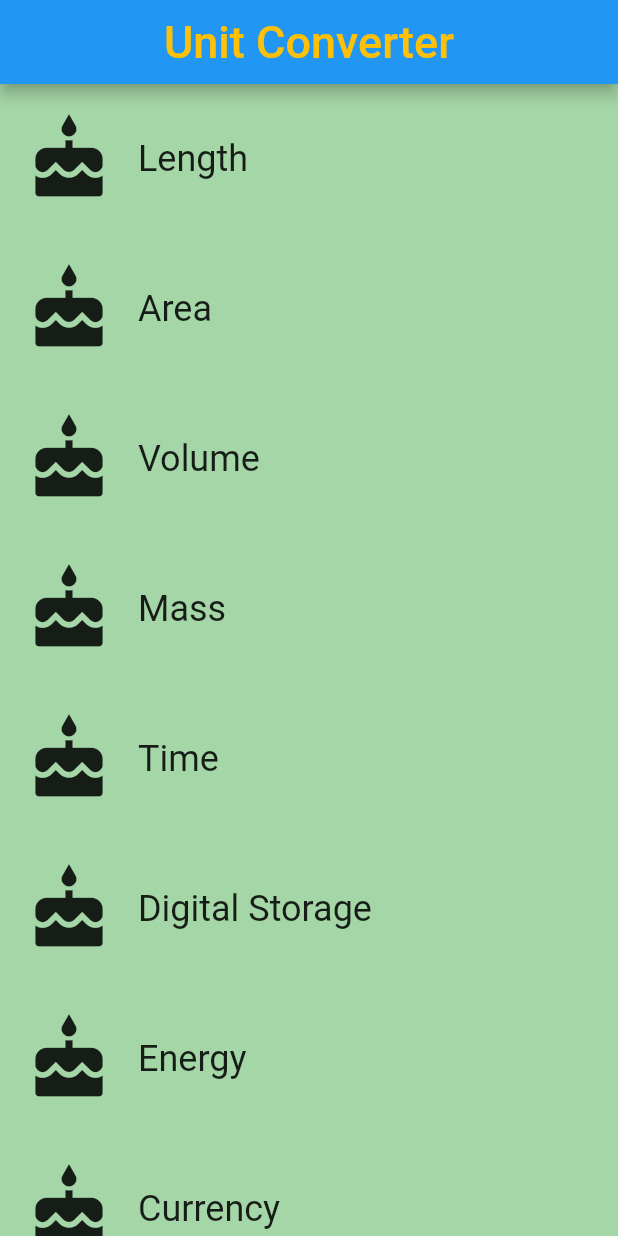
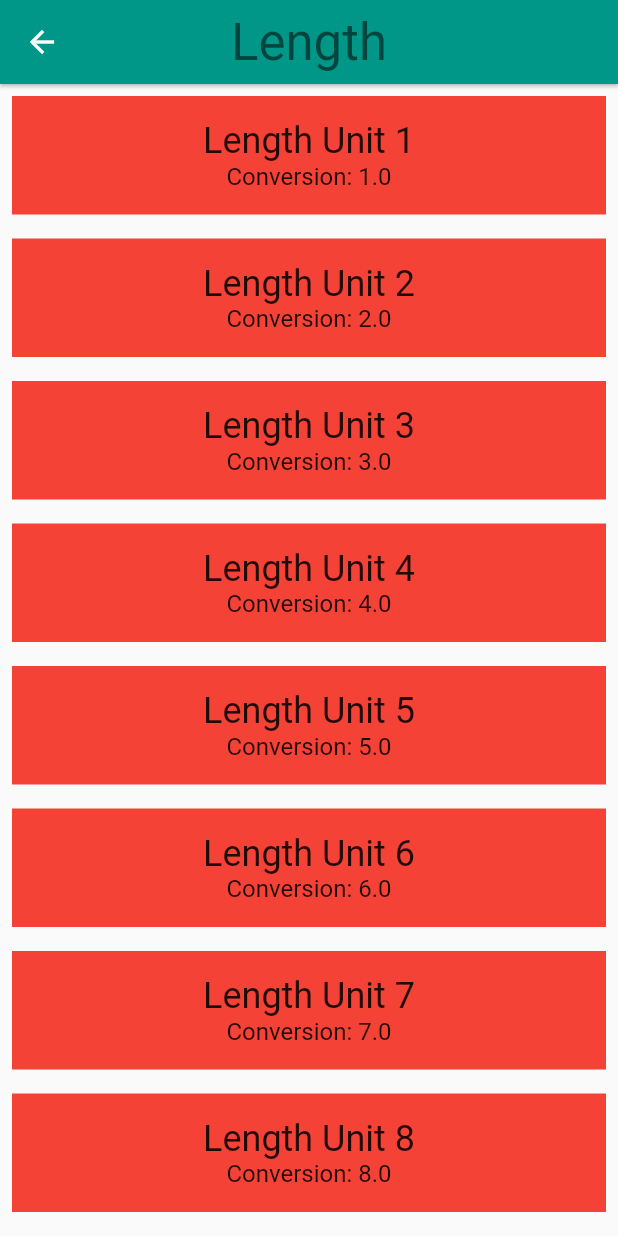
Before and after one commit to visiodeibc/flutter_udacity_practice, a Flutter app: the screen it shows after launch, after a tap on "Length", on a phone screen of 412 x 824 dp. Run offline on Flutter 3.47's test engine with Material 2 defaults, Android fonts, the phone set to English and light mode, and no system bars.

```diff
--- a/lib/category.dart
+++ b/lib/category.dart
@@ -4,14 +4,17 @@
 
 // To keep your imports tidy, follow the ordering guidelines at
 // https://www.dartlang.org/guides/language/effective-dart/style#ordering
+import 'package:flutter/material.dart';
+// @required is defined in the meta.dart package
+import 'package:meta/meta.dart';
+import 'converter_route.dart';
+import 'unit.dart';
 
-import 'package:flutter/material.dart';
-import 'package:meta/meta.dart';
-import 'dart:math' as math;
+// We use an underscore to indicate that these variables are private.
+// See https://www.dartlang.org/guides/language/effective-dart/design#libraries
+final _rowHeight = 100.0;
+final _borderRadius = BorderRadius.circular(_rowHeight / 2);
 
-
-final _rowHeight = 100.0;
-final _borderRadius = BorderRadius.circular(_rowHeight/2);
 /// A custom [Category] widget.
 ///
 /// The widget is composed on an [Icon] and [Text]. Tapping on the widget shows
@@ -20,20 +23,51 @@ class Category extends StatelessWidget {
   final String name;
   final ColorSwatch color;
   final IconData iconLocation;
+  final List<Unit> units;
+
   /// Creates a [Category].
   ///
   /// A [Category] saves the name of the Category (e.g. 'Length'), its color for
   /// the UI, and the icon that represents it (e.g. a ruler).
-  // TODO: You'll need the name, color, and iconLocation from main.dart
+  // While the @required checks for whether a named parameter is passed in,
+  // it doesn't check whether the object passed in is null. We check that
+  // in the assert statement.
   const Category({
     Key key,
     @required this.name,
     @required this.color,
     @required this.iconLocation,
-  }) :assert(name != null),
+    @required this.units,
+  })  : assert(name != null),
         assert(color != null),
         assert(iconLocation != null),
-    super (key: key);
+        assert(units != null),
+        super(key: key);
+
+  /// Navigates to the [ConverterRoute].
+  void _navigateToConverter(BuildContext context) {
+    // TODO: Using the Navigator, navigate to the [ConverterRoute]
+    Navigator.of(context).push(MaterialPageRoute<Null>(
+      builder: (BuildContext context) {
+        return Scaffold(
+          appBar: AppBar(
+            elevation: 1.0,
+            title: Text(
+              name,
+              style: Theme.of(context).textTheme.display1,
+            ),
+            centerTitle: true,
+            backgroundColor: color,
+          ),
+          body: ConverterRoute(
+            color: color,
+            name: name,
+            units: units,
+          ),
+        );
+      },
+    ));
+  }
 
   /// Builds a custom widget that shows [Category] information.
   ///
@@ -44,17 +78,30 @@ class Category extends StatelessWidget {
   // Theme ancestor in the tree. Below, we obtain the display1 text theme.
   // See https://docs.flutter.io/flutter/material/Theme-class.html
   Widget build(BuildContext context) {
-    // TODO: Build the custom widget here, referring to the Specs.
     return Material(
       color: Colors.transparent,
       child: Container(
         height: _rowHeight,
         child: InkWell(
           borderRadius: _borderRadius,
-          onTap: () { print('I was tapped!'); } ,
-          highlightColor: Color((math.Random().nextDouble() * 0xFFFFFF).toInt() << 0).withOpacity(1.0),
-          child:Row(
-            children: <Widget>[
+          highlightColor: color,
+          splashColor: color,
+          // We can use either the () => function() or the () { function(); }
+          // syntax.
+          // TODO: Update this onTap property to call _navigateToConverter()
+          onTap: () {
+            print('I was tapped!');
+            _navigateToConverter(context);
+          },
+          child: Padding(
+            padding: EdgeInsets.all(8.0),
+            child: Row(
+              crossAxisAlignment: CrossAxisAlignment.stretch,
+              // There are two ways to denote a list: `[]` and `List()`.
+              // Prefer to use the literal syntax, i.e. `[]`, instead of `List()`.
+              // You can add the type argument if you'd like, i.e. <Widget>[].
+              // See https://www.dartlang.org/guides/language/effective-dart/usage#do-use-collection-literals-when-possible
+              children: [
                 Padding(
                   padding: EdgeInsets.all(16.0),
                   child: Icon(
@@ -73,6 +120,7 @@ class Category extends StatelessWidget {
             ),
           ),
         ),
+      ),
     );
   }
 }
--- a/lib/category_route.dart
+++ b/lib/category_route.dart
@@ -3,12 +3,11 @@
 // found in the LICENSE file.
 
 import 'package:flutter/material.dart';
+
 import 'category.dart';
+import 'unit.dart';
 
-// TODO: Check if we need to import anything
-
-// TODO: Define any constants
-final _backGroundColor = Colors.green[200];
+final _backgroundColor = Colors.green[100];
 
 /// Category Route (screen).
 ///
@@ -42,40 +41,60 @@ class CategoryRoute extends StatelessWidget {
     Colors.red,
   ];
 
+  /// Makes the correct number of rows for the list view.
+  ///
+  /// For portrait, we use a [ListView].
+  Widget _buildCategoryWidgets(List<Widget> categories) {
+    return ListView.builder(
+      itemBuilder: (BuildContext context, int index) => categories[index],
+      itemCount: categories.length,
+    );
+  }
+
+  /// Returns a list of mock [Unit]s.
+  List<Unit> _retrieveUnitList(String categoryName) {
+    return List.generate(10, (int i) {
+      i += 1;
+      return Unit(
+        name: '$categoryName Unit $i',
+        conversion: i.toDouble(),
+      );
+    });
+  }
+
   @override
   Widget build(BuildContext context) {
-    // TODO: Create a list of the eight Categories, using the names and colors
-    // from above. Use a placeholder icon, such as `Icons.cake` for each
-    // Category. We'll add custom icons later.
-    List<Widget> categories = new List<Widget>();
+    final categories = <Category>[];
+
     for (var i = 0; i < _categoryNames.length; i++) {
       categories.add(Category(
+        name: _categoryNames[i],
         color: _baseColors[i],
-        name: _categoryNames[i],
         iconLocation: Icons.cake,
+        units: _retrieveUnitList(_categoryNames[i]),
       ));
     }
-    // TODO: Create a list view of the Categories
+
     final listView = Container(
-      child: ListView(
-        children: categories,
-      ),
+      color: _backgroundColor,
+      padding: EdgeInsets.symmetric(horizontal: 8.0),
+      child: _buildCategoryWidgets(categories),
     );
 
-    // TODO: Create an App Bar
     final appBar = AppBar(
-      centerTitle: true,
+      elevation: 0.0,
       title: Text(
-        "Unit Converter",
+        'Unit Converter',
         style: TextStyle(
-          color: Colors.amber,
+          color: Colors.black,
           fontSize: 30.0,
         ),
       ),
+      centerTitle: true,
+      backgroundColor: _backgroundColor,
     );
 
     return Scaffold(
-      backgroundColor: _backGroundColor,
       appBar: appBar,
       body: listView,
     );
--- /dev/null
+++ b/lib/converter_route.dart
@@ -0,0 +1,61 @@
+// Copyright 2018 The Chromium Authors. All rights reserved.
+// Use of this source code is governed by a BSD-style license that can be
+// found in the LICENSE file.
+
+import 'package:flutter/material.dart';
+import 'package:meta/meta.dart';
+
+import 'unit.dart';
+
+/// Converter screen where users can input amounts to convert.
+///
+/// Currently, it just displays a list of mock units.
+///
+/// While it is named ConverterRoute, a more apt name would be ConverterScreen,
+/// because it is responsible for the UI at the route's destination.
+class ConverterRoute extends StatelessWidget {
+  /// Units for this [Category].
+  final List<Unit> units;
+  final String name;
+  final ColorSwatch color;
+
+  /// This [ConverterRoute] requires the name, color, and units to not be null.
+  // TODO: Pass in the [Category]'s name and color
+  const ConverterRoute({
+    @required this.name,
+    @required this.color,
+    @required this.units,
+  }) :
+    assert(name!=null),
+    assert(color!=null),
+    assert(units != null);
+
+  @override
+  Widget build(BuildContext context) {
+    // Here is just a placeholder for a list of mock units
+    final unitWidgets = units.map((Unit unit) {
+      // TODO: Set the color for this Container
+      return Container(
+        color: Colors.red,
+        margin: EdgeInsets.all(8.0),
+        padding: EdgeInsets.all(16.0),
+        child: Column(
+          children: <Widget>[
+            Text(
+              unit.name,
+              style: Theme.of(context).textTheme.headline,
+            ),
+            Text(
+              'Conversion: ${unit.conversion}',
+              style: Theme.of(context).textTheme.subhead,
+            ),
+          ],
+        ),
+      );
+    }).toList();
+
+    return ListView(
+      children: unitWidgets,
+    );
+  }
+}
--- /dev/null
+++ b/lib/unit.dart
@@ -0,0 +1,27 @@
+// Copyright 2018 The Chromium Authors. All rights reserved.
+// Use of this source code is governed by a BSD-style license that can be
+// found in the LICENSE file.
+
+import 'package:meta/meta.dart';
+
+/// Information about a [Unit].
+class Unit {
+  final String name;
+  final double conversion;
+
+  /// A [Unit] stores its name and conversion factor.
+  ///
+  /// An example would be 'Meter' and '1.0'.
+  const Unit({
+    @required this.name,
+    @required this.conversion,
+  })  : assert(name != null),
+        assert(conversion != null);
+
+  /// Creates a [Unit] from a JSON object.
+  Unit.fromJson(Map jsonMap)
+      : assert(jsonMap['name'] != null),
+        assert(jsonMap['conversion'] != null),
+        name = jsonMap['name'],
+        conversion = jsonMap['conversion'].toDouble();
+}
```
Also changed, not shown: lib/main.dart (+6 -5 lines), 5 other files. Lines whose indentation alone changed are shown as unchanged.
